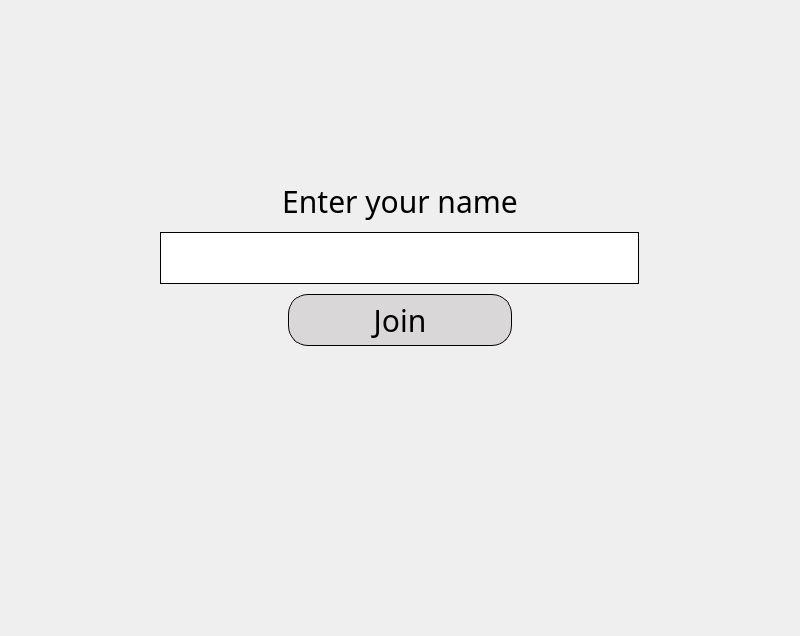
First picture: the form in OS_Lab9_Client/mainwindow.ui, repository Bohdan2113/OS_Lab9_Client, before the edit.
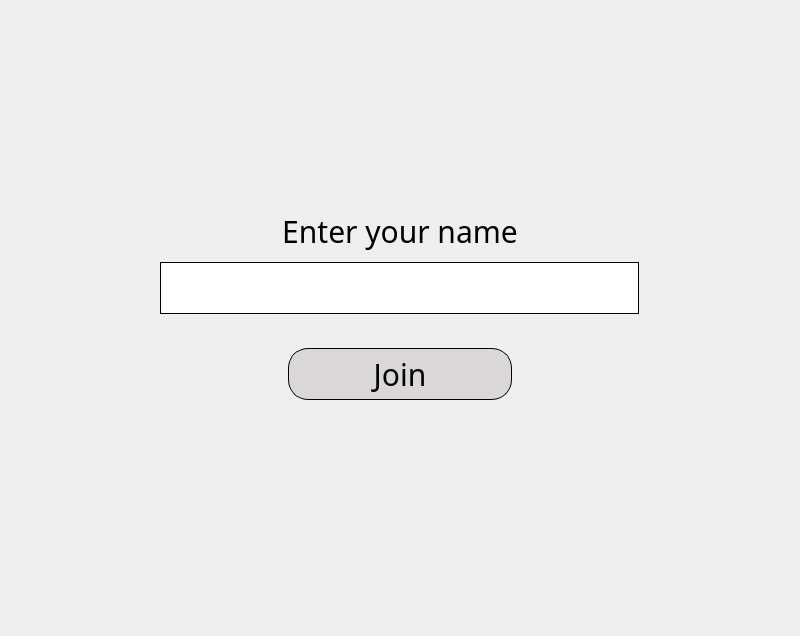
Second picture: the form after the edit. The open tabs and pages were chosen to show the change. Icons and pictures are not drawn.

Commit message:
Style vote table
Style vote table and add basic idea adding and podium output

Patch:
```diff
--- a/OS_Lab9_Client/mainwindow.ui
+++ b/OS_Lab9_Client/mainwindow.ui
@@ -46,7 +46,7 @@
        </property>
        <layout class="QVBoxLayout" name="verticalLayout">
         <property name="spacing">
-         <number>10</number>
+         <number>0</number>
         </property>
         <property name="leftMargin">
          <number>0</number>
@@ -71,7 +71,7 @@
           <property name="sizeHint" stdset="0">
            <size>
             <width>20</width>
-            <height>30</height>
+            <height>50</height>
            </size>
           </property>
          </spacer>
@@ -104,7 +104,7 @@
           <property name="sizeHint" stdset="0">
            <size>
             <width>20</width>
-            <height>40</height>
+            <height>60</height>
            </size>
           </property>
          </spacer>
@@ -131,7 +131,10 @@
         <item>
          <layout class="QHBoxLayout" name="horizontalLayout_2">
           <property name="topMargin">
-           <number>0</number>
+           <number>10</number>
+          </property>
+          <property name="bottomMargin">
+           <number>10</number>
           </property>
           <item>
            <widget class="QLineEdit" name="nameJoinLineEdit">
@@ -165,10 +168,40 @@
           </item>
          </layout>
         </item>
+        <item>
+         <layout class="QHBoxLayout" name="horizontalLayout_4">
+          <item>
+           <widget class="QLabel" name="warningLabel">
+            <property name="sizePolicy">
+             <sizepolicy hsizetype="Fixed" vsizetype="Preferred">
+              <horstretch>0</horstretch>
+              <verstretch>0</verstretch>
+             </sizepolicy>
+            </property>
+            <property name="minimumSize">
+             <size>
+              <width>477</width>
+              <height>0</height>
+             </size>
+            </property>
+            <property name="styleSheet">
+             <string notr="true">background: transparent;
+color: rgb(179, 0, 0);</string>
+            </property>
+            <property name="text">
+             <string/>
+            </property>
+            <property name="alignment">
+             <set>Qt::AlignmentFlag::AlignLeading|Qt::AlignmentFlag::AlignLeft|Qt::AlignmentFlag::AlignVCenter</set>
+            </property>
+           </widget>
+          </item>
+         </layout>
+        </item>
         <item>
          <layout class="QHBoxLayout" name="horizontalLayout">
           <property name="topMargin">
-           <number>0</number>
+           <number>10</number>
           </property>
           <item>
            <widget class="QPushButton" name="joinButton">
```
Left out of the diff: 62 changed lines with no effect on the pictures. The commit also changes 11 other files.
